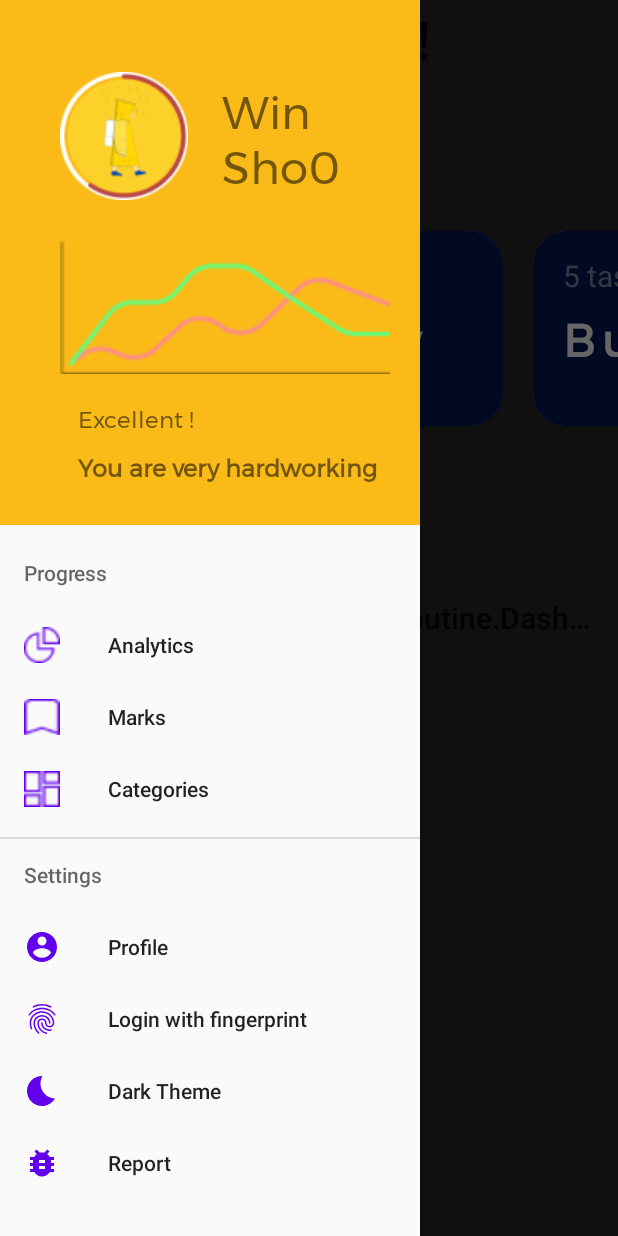
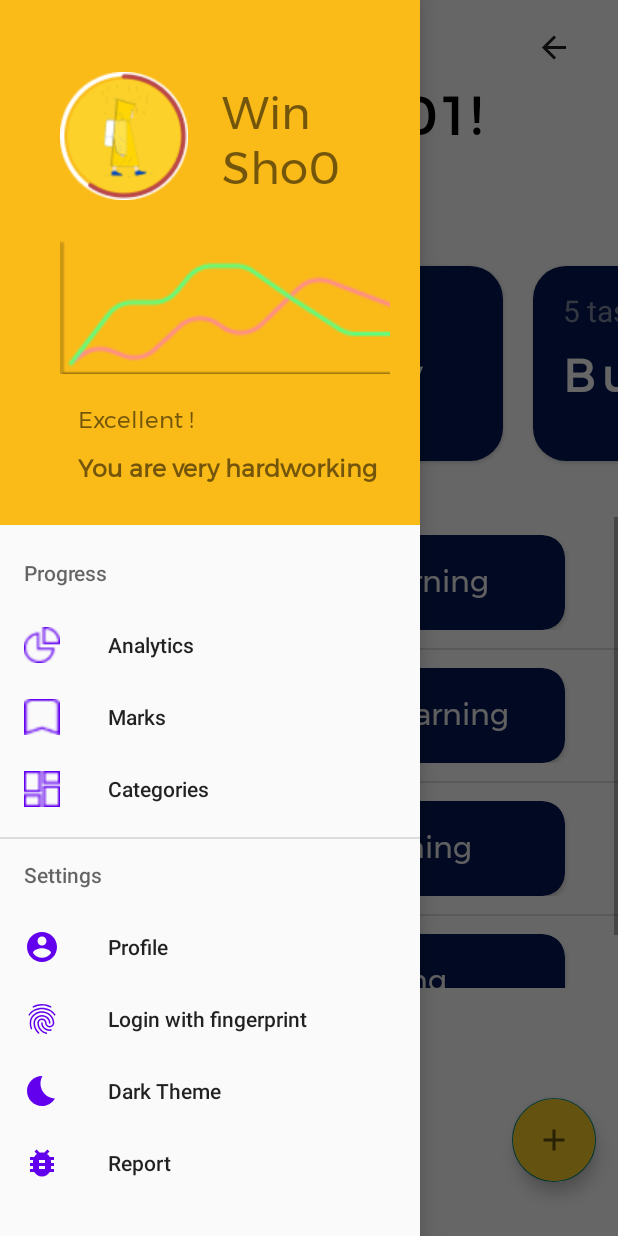
Before and after one commit to sowwnn/Routine-Note-Mobile-App, an Android app: the screen it shows after launch (Dashboard), with the side drawer open, on a phone screen of 412 x 824 dp. Run offline under Robolectric (Android 15) with nearby library versions, the phone set to English and light mode, and no system bars.

Commit message:
Fix dashboard

```diff
--- /dev/null
+++ b/Dreamroutine/app/src/main/res/drawable/ic_baseline_add_24.xml
@@ -0,0 +1,10 @@
+<vector xmlns:android="http://schemas.android.com/apk/res/android"
+    android:width="24dp"
+    android:height="24dp"
+    android:viewportWidth="24"
+    android:viewportHeight="24"
+    android:tint="?attr/colorControlNormal">
+  <path
+      android:fillColor="@android:color/white"
+      android:pathData="M19,13h-6v6h-2v-6H5v-2h6V5h2v6h6v2z"/>
+</vector>
--- a/Dreamroutine/app/src/main/res/layout/activity_dashboard.xml
+++ b/Dreamroutine/app/src/main/res/layout/activity_dashboard.xml
@@ -11,14 +11,43 @@
     tools:context=".Dashboard"
     tools:openDrawer="start">
 
-    <com.google.android.material.navigation.NavigationView
-        android:id="@+id/nav_view"
+
+    <androidx.constraintlayout.widget.ConstraintLayout
+        android:id="@+id/constraintLayout"
+        android:layout_width="400dp"
+        android:layout_height="343dp"
+        android:layout_marginTop="4dp"
+        android:orientation="vertical"
+        android:visibility="visible"
+        app:layout_constraintEnd_toEndOf="parent"
+        app:layout_constraintStart_toStartOf="parent"
+        app:layout_constraintTop_toBottomOf="@+id/txttodaytask">
+
+        <com.google.android.material.floatingactionbutton.FloatingActionButton
+            android:id="@+id/floatingActionButton2"
             android:layout_width="wrap_content"
-        android:layout_height="match_parent"
-        android:layout_gravity="start"
-        app:headerLayout="@layout/header"
-        app:itemIconTint="@color/purple_500"
-        app:menu="@menu/menu" />
+            android:layout_height="wrap_content"
+            android:layout_marginEnd="16dp"
+            android:layout_marginBottom="36dp"
+            android:backgroundTint="@color/yellow"
+            android:clickable="true"
+            app:layout_constraintBottom_toBottomOf="parent"
+            app:layout_constraintEnd_toEndOf="@+id/todolist"
+            app:srcCompat="@drawable/ic_baseline_add_24"
+            tools:ignore="SpeakableTextPresentCheck" />
+
+        <androidx.appcompat.widget.Toolbar
+            android:id="@+id/toolbar"
+            android:layout_width="60dp"
+            android:layout_height="56dp"
+            android:layout_marginTop="4dp"
+            android:layout_marginEnd="10dp"
+            android:background="#00FFFFFF"
+            android:minHeight="?attr/actionBarSize"
+            android:theme="?attr/actionBarTheme"
+            app:layout_constraintEnd_toEndOf="parent"
+            app:layout_constraintTop_toTopOf="parent"
+            app:navigationIcon="@drawable/bacham" />
 
         <TextView
             android:id="@+id/txtHelloUser"
@@ -34,54 +63,40 @@
             android:textStyle="bold"
             android:visibility="visible"
             app:layout_constraintStart_toStartOf="parent"
-        app:layout_constraintTop_toBottomOf="parent" />
-
-    <androidx.appcompat.widget.Toolbar
-        android:id="@+id/toolbar"
-        android:layout_width="match_parent"
-        android:layout_height="wrap_content"
-        android:background="#00FFFFFF"
-        android:minHeight="?attr/actionBarSize"
-        android:theme="?attr/actionBarTheme"
-        app:navigationIcon="@drawable/bacham" />
-
-
-    <LinearLayout
-        android:layout_width="400dp"
-        android:layout_height="343dp"
-        android:layout_marginTop="4dp"
-        android:orientation="vertical"
-        android:visibility="visible"
-        app:layout_constraintEnd_toEndOf="parent"
-        app:layout_constraintStart_toStartOf="parent"
-        app:layout_constraintTop_toBottomOf="@+id/txttodaytask">
+            app:layout_constraintTop_toTopOf="parent" />
 
         <TextView
             android:id="@+id/txtcategori"
             android:layout_width="181dp"
             android:layout_height="24dp"
-            android:layout_marginStart="15dp"
-            android:layout_marginTop="100dp"
+            android:layout_marginStart="40dp"
+            android:layout_marginTop="50dp"
             android:alpha="@integer/material_motion_duration_medium_1"
             android:fontFamily="@font/montserrat"
             android:letterSpacing="0.13"
             android:shadowDx="@integer/material_motion_duration_medium_1"
             android:text=" CATEGORIES"
+
             android:textColor="#152D6B"
             android:textStyle="bold"
             android:visibility="visible"
             app:layout_constraintStart_toStartOf="parent"
-            app:layout_constraintTop_toBottomOf="parent" />
+            app:layout_constraintTop_toBottomOf="@+id/txtHelloUser" />
 
-        <RelativeLayout
-            android:id="@+id/relativeLayout"
-            android:layout_width="match_parent"
-            android:layout_height="200dp"
-            android:layout_marginTop="20dp"
-            android:alpha="@integer/material_motion_duration_short_1"
+        <TextView
+            android:id="@+id/txttodaytask"
+            android:layout_width="181dp"
+            android:layout_height="27dp"
+            android:layout_marginStart="40dp"
+            android:alpha="@integer/material_motion_duration_medium_1"
+            android:fontFamily="@font/montserrat"
+            android:letterSpacing="0.13"
+            android:shadowDx="@integer/material_motion_duration_medium_1"
+            android:text=" TODAY'S TASK"
+            android:textColor="#152D6B"
+            android:textStyle="bold"
             app:layout_constraintStart_toStartOf="parent"
-            app:layout_constraintTop_toBottomOf="@+id/toolbar">
-
+            app:layout_constraintTop_toBottomOf="@+id/swiperview" />
 
         <androidx.viewpager.widget.ViewPager
             android:id="@+id/swiperview"
@@ -91,32 +106,41 @@
             android:foregroundGravity="center"
             android:overScrollMode="never"
             android:visibility="visible"
+            app:layout_constraintTop_toBottomOf="@+id/txtcategori"
             tools:ignore="SpeakableTextPresentCheck">
+
+            <RelativeLayout
+                android:id="@+id/relativeLayout"
+                android:layout_width="408dp"
+                android:layout_height="337dp"
+                android:alpha="@integer/material_motion_duration_short_1">
+
+
+            </RelativeLayout>
+        </androidx.viewpager.widget.ViewPager>
 
         <ListView
             android:id="@+id/todolist"
-                    android:layout_width="match_parent"
-                    android:layout_height="200dp"
-                    android:visibility="visible" />
-            </androidx.viewpager.widget.ViewPager>
-        </RelativeLayout>
+            android:layout_width="413dp"
+            android:layout_height="314dp"
+            android:visibility="visible"
+            app:layout_constraintStart_toStartOf="parent"
+            app:layout_constraintTop_toBottomOf="@+id/txttodaytask">
 
-        <TextView
-            android:id="@+id/txttodaytask"
-            android:layout_width="181dp"
-            android:layout_height="27dp"
-            android:layout_marginStart="16dp"
-            android:layout_marginTop="10dp"
-            android:alpha="@integer/material_motion_duration_medium_1"
-            android:fontFamily="@font/montserrat"
-            android:letterSpacing="0.13"
-            android:shadowDx="@integer/material_motion_duration_medium_1"
-            android:text=" TODAY'S TASK"
-            android:textColor="#152D6B"
-            android:textStyle="bold"
-            app:layout_constraintStart_toStartOf="parent"
-            app:layout_constraintTop_toBottomOf="@+id/toolbar" />
-    </LinearLayout>
+        </ListView>
+
+    </androidx.constraintlayout.widget.ConstraintLayout>
+
+    <com.google.android.material.navigation.NavigationView
+        android:id="@+id/nav_view"
+        android:layout_width="wrap_content"
+        android:layout_height="match_parent"
+        android:layout_gravity="start"
+        app:headerLayout="@layout/header"
+        app:itemIconTint="@color/purple_500"
+        app:menu="@menu/menu">
+
+    </com.google.android.material.navigation.NavigationView>
 
 
 </androidx.drawerlayout.widget.DrawerLayout>
--- a/Dreamroutine/app/src/main/res/layout/activity_login.xml
+++ b/Dreamroutine/app/src/main/res/layout/activity_login.xml
@@ -2,9 +2,9 @@
 <androidx.constraintlayout.widget.ConstraintLayout xmlns:android="http://schemas.android.com/apk/res/android"
     xmlns:app="http://schemas.android.com/apk/res-auto"
     xmlns:tools="http://schemas.android.com/tools"
+    android:background="#FFFFEB3B"
     android:layout_width="match_parent"
     android:layout_height="match_parent"
-    android:background="#FFFFEB3B"
     tools:context=".LoginActivity">
 
     <TextView
@@ -74,7 +74,7 @@
         app:layout_constraintStart_toStartOf="@+id/group_20"
         app:layout_constraintTop_toTopOf="@+id/group_20"
         app:srcCompat="@drawable/group_24" />
-    <!--button gg-->
+<!--button gg-->
 
     <ImageButton
         android:id="@+id/super_g"
@@ -90,7 +90,7 @@
         app:layout_constraintTop_toTopOf="@+id/group_20"
         app:srcCompat="@drawable/super_g"
         tools:ignore="SpeakableTextPresentCheck" />
-    <!--button fb-->
+<!--button fb-->
     <ImageButton
         android:id="@+id/super_fb"
         android:layout_width="wrap_content"
@@ -133,20 +133,6 @@
         android:minHeight="48dp"
         android:paddingStart="15dp"
         app:layout_constraintStart_toStartOf="@+id/group_20"
-        app:layout_constraintTop_toTopOf="parent"
-        tools:ignore="SpeakableTextPresentCheck" />
-
-
-    <TextView
-        android:id="@+id/forgot_pass"
-        android:layout_width="wrap_content"
-        android:layout_height="wrap_content"
-        android:layout_marginStart="240dp"
-        android:layout_marginTop="325dp"
-        android:fontFamily="@font/montserrat"
-        android:text="@string/Forgot_pass"
-        android:textColor="#FF3700B3"
-        app:layout_constraintStart_toStartOf="@+id/group_20"
         app:layout_constraintTop_toTopOf="parent" />
 
     <EditText
@@ -163,8 +149,7 @@
         android:minHeight="48dp"
         android:paddingStart="15dp"
         app:layout_constraintStart_toStartOf="@+id/group_20"
-        app:layout_constraintTop_toTopOf="parent"
-        tools:ignore="SpeakableTextPresentCheck" />
+        app:layout_constraintTop_toTopOf="parent" />
 
     <Button
         android:id="@+id/btnLogin"
@@ -173,12 +158,25 @@
         android:layout_marginStart="96dp"
         android:layout_marginTop="216dp"
         android:background="@drawable/rounded_button"
-        android:backgroundTint="@color/purple_700"
-        android:fontFamily="@font/montserrat"
-        android:text="@string/Login"
+        android:backgroundTint="#FF3700B3"
+        android:text="Login"
         android:textColor="@color/white"
         app:layout_constraintStart_toStartOf="parent"
         app:layout_constraintTop_toTopOf="@+id/group_20" />
 
+    <TextView
+        android:id="@+id/forgot_pass"
+        android:layout_width="wrap_content"
+        android:layout_height="wrap_content"
+        android:layout_marginStart="240dp"
+        android:layout_marginTop="325dp"
+        android:fontFamily="@font/montserrat"
+        android:text="@string/Forgot_pass"
+        android:textColor="#FF3700B3"
+        app:layout_constraintStart_toStartOf="@+id/group_20"
+        app:layout_constraintTop_toTopOf="parent" />
+
+
+
 
 </androidx.constraintlayout.widget.ConstraintLayout>
--- a/Dreamroutine/app/src/main/res/layout/card_item.xml
+++ b/Dreamroutine/app/src/main/res/layout/card_item.xml
@@ -16,8 +16,9 @@
         <androidx.constraintlayout.widget.ConstraintLayout
             android:layout_width="match_parent"
             android:layout_height="wrap_content"
+            android:elevation="5dp"
             android:orientation="vertical"
-            >
+            android:translationZ="5dp">
 
             <View
                 android:id="@+id/cardbg"
--- a/Dreamroutine/app/src/main/res/values/themes.xml
+++ b/Dreamroutine/app/src/main/res/values/themes.xml
@@ -1,6 +1,6 @@
 <resources xmlns:tools="http://schemas.android.com/tools">
     <!-- Base application theme. -->
-    <style name="Theme.Dreamroutine" parent="Theme.AppCompat.Light.NoActionBar">
+    <style name="Theme.Dreamroutine" parent="Theme.MaterialComponents.DayNight.DarkActionBar">
         <!-- Primary brand color. -->
         <item name="colorPrimary">@color/purple_500</item>
         <item name="colorPrimaryVariant">@color/purple_700</item>
```
Also changed, not shown: Dreamroutine/app/src/main/AndroidManifest.xml (+6 -9 lines), Dreamroutine/app/src/main/res/drawable/new_task.png (added). Lines whose indentation alone changed are shown as unchanged.
